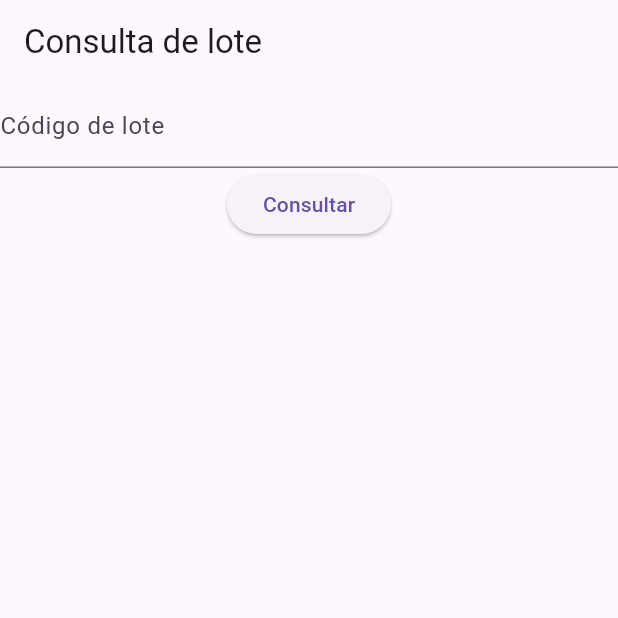
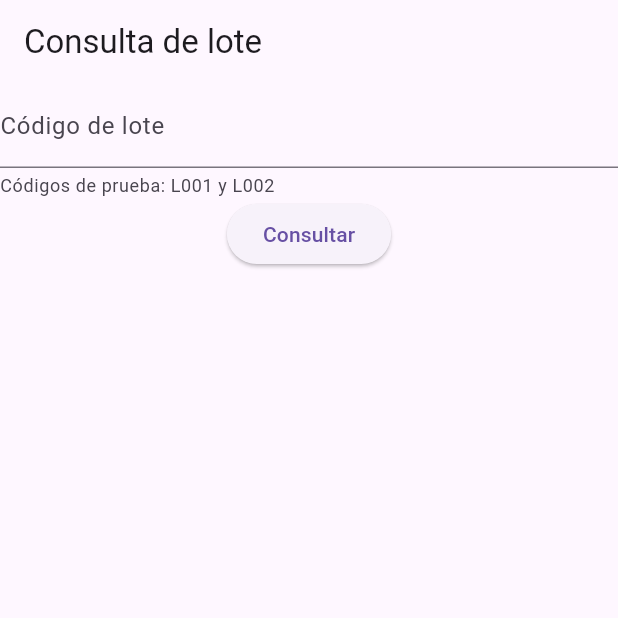
Before and after one commit to AndreRCRO/Equipo-02-P, a Flutter app: the screen it shows after launch, on a phone screen of 412 x 824 dp, the top half of it. Run offline on Flutter 3.47's test engine with Material 3 defaults, Android fonts, the phone set to English and light mode, and no system bars.

Commit message:
feat(movil): mostrar informacion del lote #1

```diff
--- a/Movil/lib/main.dart
+++ b/Movil/lib/main.dart
@@ -1,15 +1,40 @@
 import 'package:flutter/material.dart';
 
-void main() => runApp(MaterialApp(
-      home: Scaffold(
+void main() => runApp(const MaterialApp(home: ConsultaLote()));
+
+class ConsultaLote extends StatefulWidget {
+  const ConsultaLote({super.key});
+
+  @override
+  State<ConsultaLote> createState() => _ConsultaLoteState();
+}
+
+class _ConsultaLoteState extends State<ConsultaLote> {
+  String codigo = '';
+  String resultado = '';
+  final lotes = {
+    'L001': 'Productor: Ana Pérez\nCultivo: Papa\nFecha de cosecha: 2026-10-10',
+    'L002': 'Productor: Luis Flores\nCultivo: Maíz\nFecha de cosecha: 2026-10-12',
+  };
+
+  @override
+  Widget build(BuildContext context) => Scaffold(
         appBar: AppBar(title: const Text('Consulta de lote')),
         body: Column(
           children: [
-            const TextField(
-              decoration: InputDecoration(labelText: 'Código de lote'),
+            TextField(
+              decoration: const InputDecoration(
+                labelText: 'Código de lote',
+                helperText: 'Códigos de prueba: L001 y L002',
+              ),
+              onChanged: (valor) => codigo = valor.trim().toUpperCase(),
             ),
-            ElevatedButton(onPressed: () {}, child: const Text('Consultar')),
+            ElevatedButton(
+              onPressed: () => setState(() => resultado = lotes[codigo] ?? ''),
+              child: const Text('Consultar'),
+            ),
+            Text(resultado),
           ],
         ),
-      ),
-    ));
+      );
+}
```
